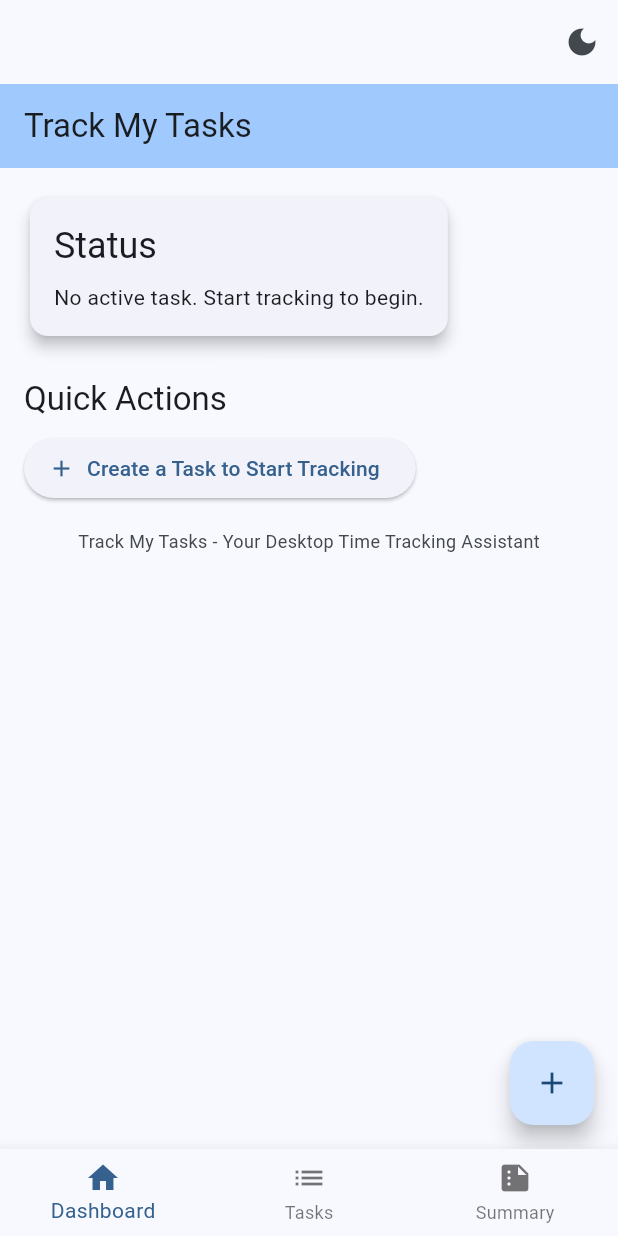
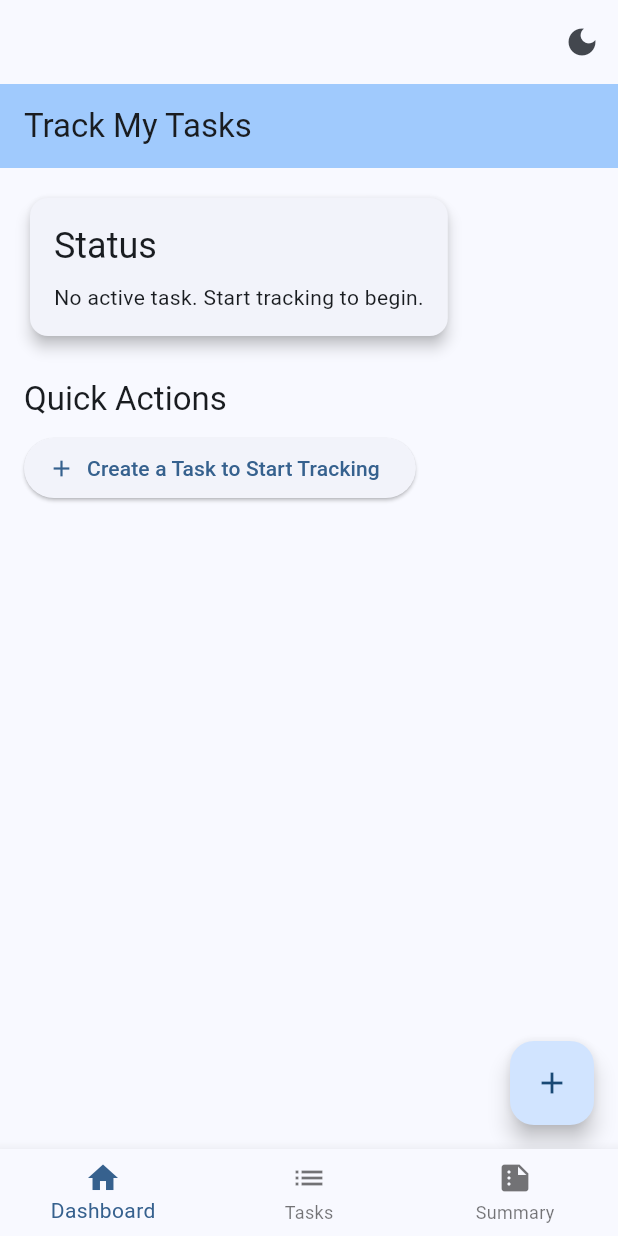
Before and after one commit to sk4ndal-commits/trackmytask, a Flutter app: the screen it shows after launch, on a phone screen of 412 x 824 dp. Run offline on Flutter 3.47's test engine with Material 3 defaults, Android fonts, the light colour scheme and no system bars; our stand-ins replace csv, shared_preferences, sqflite, sqflite_common_ffi; missing offline and left inert: window_manager; accounts and stored records are empty.

Commit message:
Remove redundant app info section from home screen
The app info text was removed to declutter the UI and improve focus on main content. This change simplifies the screen layout without impacting core functionality.

```diff
--- a/lib/screens/home_screen.dart
+++ b/lib/screens/home_screen.dart
@@ -78,17 +78,6 @@ class HomeScreen extends StatelessWidget {
                   Expanded(
                     child: _buildScrollableRecentTasks(context, taskService),
                   ),
-
-                // App info
-                Center(
-                  child: Text(
-                    'Track My Tasks - Your Desktop Time Tracking Assistant',
-                    style: TextStyle(
-                      color: Theme.of(context).colorScheme.onSurfaceVariant,
-                      fontSize: 12,
-                    ),
-                  ),
-                ),
               ],
             ),
           );
```
